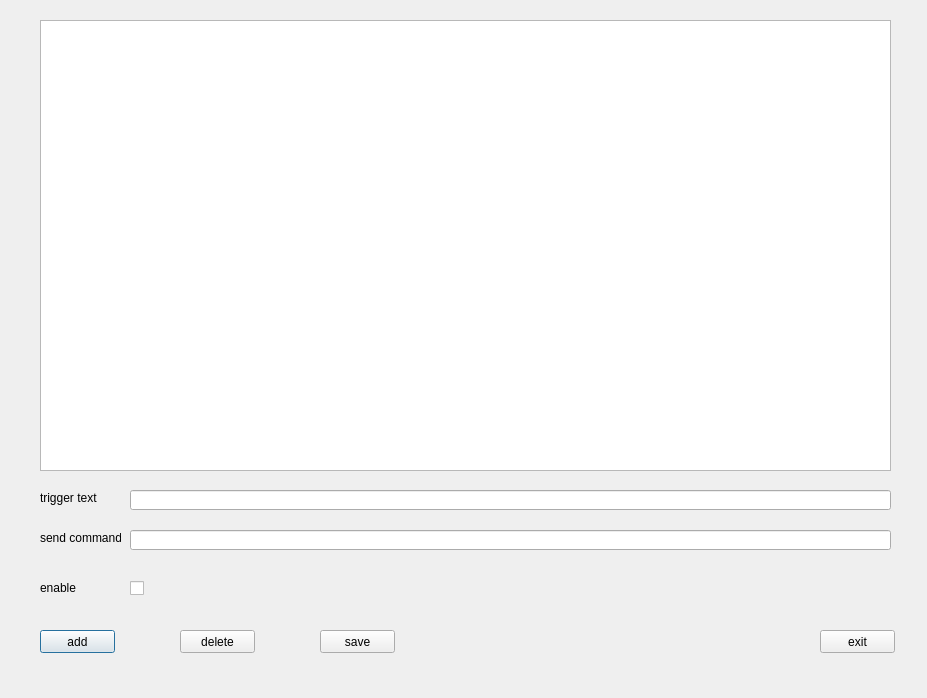
First picture: the form in dialogtrigger.ui, repository xxsmall/qt_telnet, before the edit.
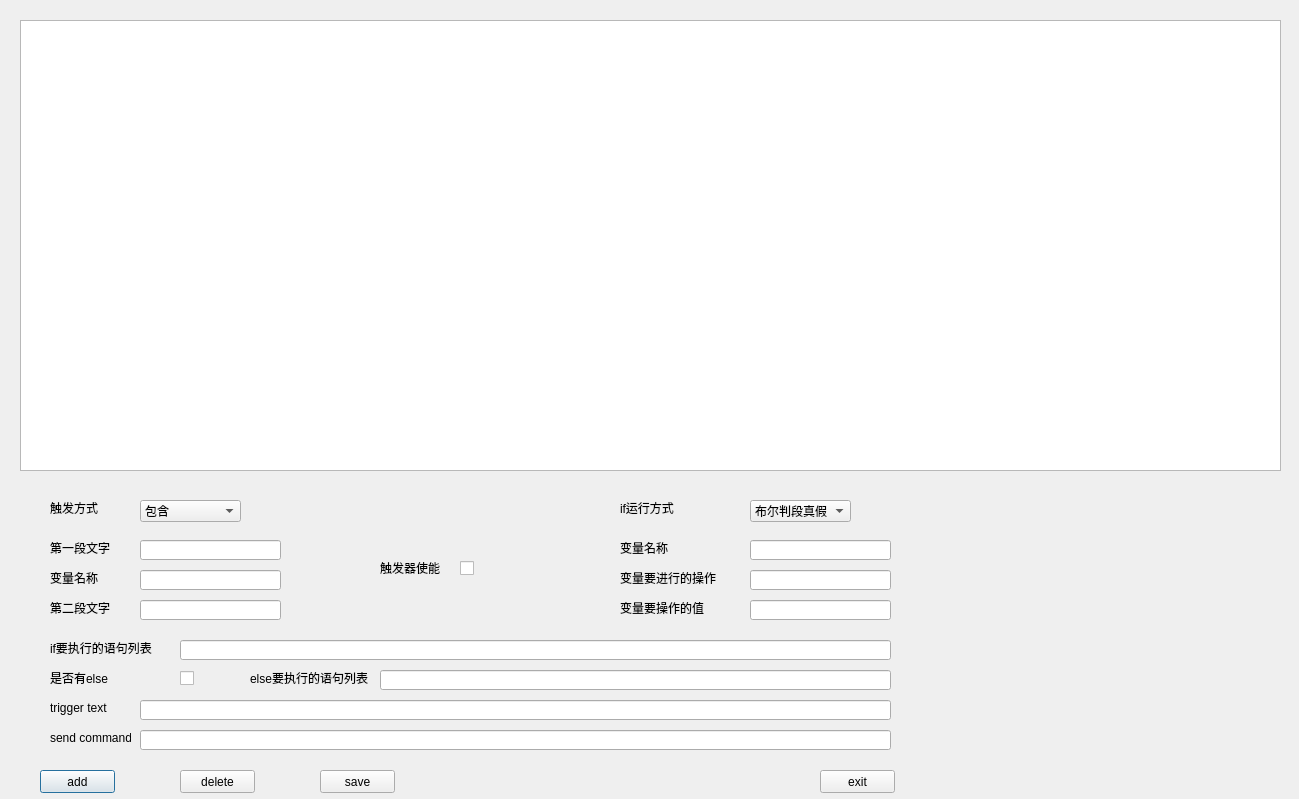
Second picture: the form after the edit.

```diff
--- a/dialogtrigger.ui
+++ b/dialogtrigger.ui
@@ -6,8 +6,8 @@
    <rect>
     <x>0</x>
     <y>0</y>
-    <width>927</width>
-    <height>698</height>
+    <width>1299</width>
+    <height>799</height>
    </rect>
   </property>
   <property name="windowTitle">
@@ -16,8 +16,8 @@
   <widget class="QLabel" name="label">
    <property name="geometry">
     <rect>
-     <x>40</x>
-     <y>490</y>
+     <x>50</x>
+     <y>700</y>
      <width>81</width>
      <height>16</height>
     </rect>
@@ -30,7 +30,7 @@
    <property name="geometry">
     <rect>
      <x>40</x>
-     <y>630</y>
+     <y>770</y>
      <width>75</width>
      <height>23</height>
     </rect>
@@ -43,7 +43,7 @@
    <property name="geometry">
     <rect>
      <x>320</x>
-     <y>630</y>
+     <y>770</y>
      <width>75</width>
      <height>23</height>
     </rect>
@@ -55,8 +55,8 @@
   <widget class="QLabel" name="label_2">
    <property name="geometry">
     <rect>
-     <x>40</x>
-     <y>530</y>
+     <x>50</x>
+     <y>730</y>
      <width>81</width>
      <height>16</height>
     </rect>
@@ -68,9 +68,9 @@
   <widget class="QTableView" name="tableView">
    <property name="geometry">
     <rect>
-     <x>40</x>
+     <x>20</x>
      <y>20</y>
-     <width>851</width>
+     <width>1261</width>
      <height>451</height>
     </rect>
    </property>
@@ -78,9 +78,9 @@
   <widget class="QLineEdit" name="lineEdit_triggerTxt">
    <property name="geometry">
     <rect>
-     <x>130</x>
-     <y>490</y>
-     <width>761</width>
+     <x>140</x>
+     <y>700</y>
+     <width>751</width>
      <height>20</height>
     </rect>
    </property>
@@ -89,7 +89,7 @@
    <property name="geometry">
     <rect>
      <x>820</x>
-     <y>630</y>
+     <y>770</y>
      <width>75</width>
      <height>23</height>
     </rect>
@@ -101,9 +101,9 @@
   <widget class="QLineEdit" name="lineEdit_sendCommandList">
    <property name="geometry">
     <rect>
-     <x>130</x>
-     <y>530</y>
-     <width>761</width>
+     <x>140</x>
+     <y>730</y>
+     <width>751</width>
      <height>20</height>
     </rect>
    </property>
@@ -112,7 +112,7 @@
    <property name="geometry">
     <rect>
      <x>180</x>
-     <y>630</y>
+     <y>770</y>
      <width>75</width>
      <height>23</height>
     </rect>
@@ -124,21 +124,21 @@
   <widget class="QLabel" name="label_3">
    <property name="geometry">
     <rect>
-     <x>40</x>
-     <y>580</y>
-     <width>71</width>
+     <x>380</x>
+     <y>560</y>
+     <width>61</width>
      <height>16</height>
     </rect>
    </property>
    <property name="text">
-    <string>enable</string>
+    <string>触发器使能</string>
    </property>
   </widget>
   <widget class="QCheckBox" name="checkBox_enable">
    <property name="geometry">
     <rect>
-     <x>130</x>
-     <y>580</y>
+     <x>460</x>
+     <y>560</y>
      <width>51</width>
      <height>16</height>
     </rect>
@@ -147,6 +147,302 @@
     <string/>
    </property>
   </widget>
+  <widget class="QComboBox" name="comboBox_type">
+   <property name="geometry">
+    <rect>
+     <x>140</x>
+     <y>500</y>
+     <width>101</width>
+     <height>22</height>
+    </rect>
+   </property>
+   <item>
+    <property name="text">
+     <string>包含</string>
+    </property>
+   </item>
+   <item>
+    <property name="text">
+     <string>行首</string>
+    </property>
+   </item>
+   <item>
+    <property name="text">
+     <string>行尾</string>
+    </property>
+   </item>
+   <item>
+    <property name="text">
+     <string>包含变量赋值</string>
+    </property>
+   </item>
+  </widget>
+  <widget class="QLabel" name="label_4">
+   <property name="geometry">
+    <rect>
+     <x>50</x>
+     <y>500</y>
+     <width>61</width>
+     <height>16</height>
+    </rect>
+   </property>
+   <property name="text">
+    <string>触发方式</string>
+   </property>
+  </widget>
+  <widget class="QLineEdit" name="lineEdit_txt1">
+   <property name="geometry">
+    <rect>
+     <x>140</x>
+     <y>540</y>
+     <width>141</width>
+     <height>20</height>
+    </rect>
+   </property>
+  </widget>
+  <widget class="QLineEdit" name="lineEdit_txt2">
+   <property name="geometry">
+    <rect>
+     <x>140</x>
+     <y>600</y>
+     <width>141</width>
+     <height>20</height>
+    </rect>
+   </property>
+  </widget>
+  <widget class="QLineEdit" name="lineEdit_var_name">
+   <property name="geometry">
+    <rect>
+     <x>140</x>
+     <y>570</y>
+     <width>141</width>
+     <height>20</height>
+    </rect>
+   </property>
+  </widget>
+  <widget class="QLabel" name="label_5">
+   <property name="geometry">
+    <rect>
+     <x>50</x>
+     <y>540</y>
+     <width>71</width>
+     <height>16</height>
+    </rect>
+   </property>
+   <property name="text">
+    <string>第一段文字</string>
+   </property>
+  </widget>
+  <widget class="QLabel" name="label_6">
+   <property name="geometry">
+    <rect>
+     <x>50</x>
+     <y>570</y>
+     <width>71</width>
+     <height>16</height>
+    </rect>
+   </property>
+   <property name="text">
+    <string>变量名称</string>
+   </property>
+  </widget>
+  <widget class="QLabel" name="label_7">
+   <property name="geometry">
+    <rect>
+     <x>50</x>
+     <y>600</y>
+     <width>71</width>
+     <height>16</height>
+    </rect>
+   </property>
+   <property name="text">
+    <string>第二段文字</string>
+   </property>
+  </widget>
+  <widget class="QLabel" name="label_8">
+   <property name="geometry">
+    <rect>
+     <x>620</x>
+     <y>500</y>
+     <width>71</width>
+     <height>16</height>
+    </rect>
+   </property>
+   <property name="text">
+    <string>if运行方式</string>
+   </property>
+  </widget>
+  <widget class="QComboBox" name="comboBox_if_mode">
+   <property name="geometry">
+    <rect>
+     <x>750</x>
+     <y>500</y>
+     <width>101</width>
+     <height>22</height>
+    </rect>
+   </property>
+   <item>
+    <property name="text">
+     <string>布尔判段真假</string>
+    </property>
+   </item>
+   <item>
+    <property name="text">
+     <string>数值运算</string>
+    </property>
+   </item>
+   <item>
+    <property name="text">
+     <string>字符串相等</string>
+    </property>
+   </item>
+   <item>
+    <property name="text">
+     <string>无变量直接执行</string>
+    </property>
+   </item>
+  </widget>
+  <widget class="QLabel" name="label_9">
+   <property name="geometry">
+    <rect>
+     <x>620</x>
+     <y>600</y>
+     <width>101</width>
+     <height>16</height>
+    </rect>
+   </property>
+   <property name="text">
+    <string>变量要操作的值</string>
+   </property>
+  </widget>
+  <widget class="QLineEdit" name="lineEdit_if_var_oprate">
+   <property name="geometry">
+    <rect>
+     <x>750</x>
+     <y>570</y>
+     <width>141</width>
+     <height>20</height>
+    </rect>
+   </property>
+  </widget>
+  <widget class="QLineEdit" name="lineEdit_if_var_name">
+   <property name="geometry">
+    <rect>
+     <x>750</x>
+     <y>540</y>
+     <width>141</width>
+     <height>20</height>
+    </rect>
+   </property>
+  </widget>
+  <widget class="QLabel" name="label_10">
+   <property name="geometry">
+    <rect>
+     <x>620</x>
+     <y>570</y>
+     <width>101</width>
+     <height>16</height>
+    </rect>
+   </property>
+   <property name="text">
+    <string>变量要进行的操作</string>
+   </property>
+  </widget>
+  <widget class="QLineEdit" name="lineEdit_if_var_oprate_value">
+   <property name="geometry">
+    <rect>
+     <x>750</x>
+     <y>600</y>
+     <width>141</width>
+     <height>20</height>
+    </rect>
+   </property>
+  </widget>
+  <widget class="QLabel" name="label_11">
+   <property name="geometry">
+    <rect>
+     <x>620</x>
+     <y>540</y>
+     <width>71</width>
+     <height>16</height>
+    </rect>
+   </property>
+   <property name="text">
+    <string>变量名称</string>
+   </property>
+  </widget>
+  <widget class="QLineEdit" name="lineEdit_cmdList">
+   <property name="geometry">
+    <rect>
+     <x>180</x>
+     <y>640</y>
+     <width>711</width>
+     <height>20</height>
+    </rect>
+   </property>
+  </widget>
+  <widget class="QLabel" name="label_12">
+   <property name="geometry">
+    <rect>
+     <x>50</x>
+     <y>640</y>
+     <width>121</width>
+     <height>16</height>
+    </rect>
+   </property>
+   <property name="text">
+    <string>if要执行的语句列表</string>
+   </property>
+  </widget>
+  <widget class="QCheckBox" name="checkBox_else_enable">
+   <property name="geometry">
+    <rect>
+     <x>180</x>
+     <y>670</y>
+     <width>51</width>
+     <height>16</height>
+    </rect>
+   </property>
+   <property name="text">
+    <string/>
+   </property>
+  </widget>
+  <widget class="QLabel" name="label_13">
+   <property name="geometry">
+    <rect>
+     <x>50</x>
+     <y>670</y>
+     <width>71</width>
+     <height>16</height>
+    </rect>
+   </property>
+   <property name="text">
+    <string>是否有else</string>
+   </property>
+  </widget>
+  <widget class="QLabel" name="label_14">
+   <property name="geometry">
+    <rect>
+     <x>250</x>
+     <y>670</y>
+     <width>121</width>
+     <height>16</height>
+    </rect>
+   </property>
+   <property name="text">
+    <string>else要执行的语句列表</string>
+   </property>
+  </widget>
+  <widget class="QLineEdit" name="lineEdit_else_cmdList">
+   <property name="geometry">
+    <rect>
+     <x>380</x>
+     <y>670</y>
+     <width>511</width>
+     <height>20</height>
+    </rect>
+   </property>
+  </widget>
  </widget>
  <resources/>
  <connections/>
```
